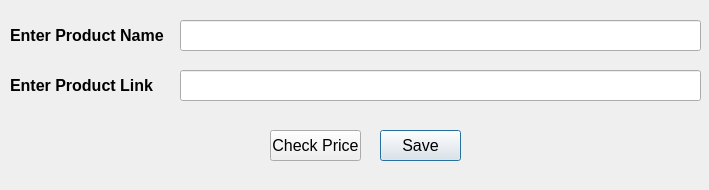
Qt form UI/AddProduct.ui (rishav-karanjit/WatchMen-keep-track-of-your-shopping-list) before a commit.
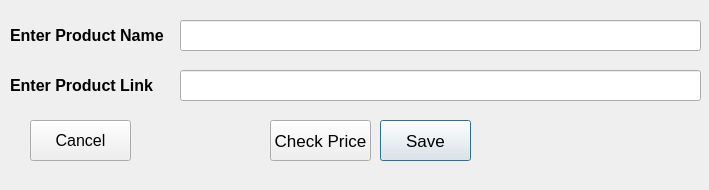
The same form after that commit.

Diff of the .ui file:
```diff
--- a/UI/AddProduct.ui
+++ b/UI/AddProduct.ui
@@ -17,14 +17,14 @@
    <property name="geometry">
     <rect>
      <x>380</x>
-     <y>130</y>
-     <width>81</width>
-     <height>31</height>
+     <y>120</y>
+     <width>91</width>
+     <height>41</height>
     </rect>
    </property>
    <property name="font">
     <font>
-     <pointsize>12</pointsize>
+     <pointsize>13</pointsize>
     </font>
    </property>
    <property name="text">
@@ -95,14 +95,14 @@
    <property name="geometry">
     <rect>
      <x>270</x>
-     <y>130</y>
-     <width>91</width>
-     <height>31</height>
+     <y>120</y>
+     <width>101</width>
+     <height>41</height>
     </rect>
    </property>
    <property name="font">
     <font>
-     <pointsize>12</pointsize>
+     <pointsize>13</pointsize>
     </font>
    </property>
    <property name="text">
@@ -122,6 +122,24 @@
     <string/>
    </property>
   </widget>
+  <widget class="QPushButton" name="Cancel">
+   <property name="geometry">
+    <rect>
+     <x>30</x>
+     <y>120</y>
+     <width>101</width>
+     <height>41</height>
+    </rect>
+   </property>
+   <property name="font">
+    <font>
+     <pointsize>12</pointsize>
+    </font>
+   </property>
+   <property name="text">
+    <string>Cancel</string>
+   </property>
+  </widget>
  </widget>
  <resources/>
  <connections/>
```
